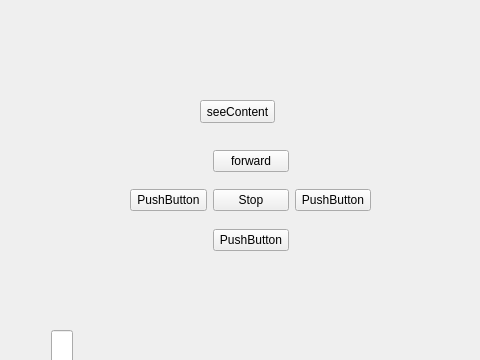
chatinEu/wifiBotV3, file mainwindow.ui: the form before one commit; both pictures show x 320 to 800 and y 0 to 360 of the 800 by 600 pixel window.
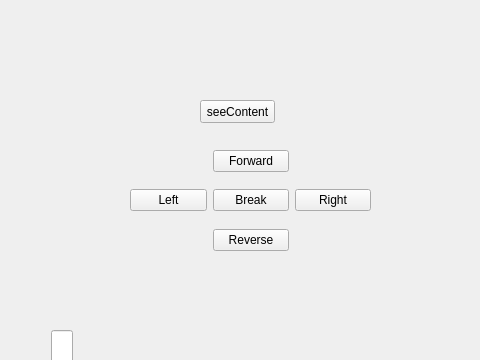
The form after the commit.

Commit message: renommage boutons

The edit to the form file:
```diff
--- a/mainwindow.ui
+++ b/mainwindow.ui
@@ -40,7 +40,7 @@
      <item>
       <widget class="QPushButton" name="BtnLeft">
        <property name="text">
-        <string>PushButton</string>
+        <string>Left</string>
        </property>
       </widget>
      </item>
@@ -49,7 +49,7 @@
        <item>
         <widget class="QPushButton" name="BtnForward">
          <property name="text">
-          <string>forward</string>
+          <string>Forward</string>
          </property>
         </widget>
        </item>
@@ -69,7 +69,7 @@
        <item>
         <widget class="QPushButton" name="BtnStop">
          <property name="text">
-          <string>Stop</string>
+          <string>Break</string>
          </property>
         </widget>
        </item>
@@ -89,7 +89,7 @@
        <item>
         <widget class="QPushButton" name="BtnReverse">
          <property name="text">
-          <string>PushButton</string>
+          <string>Reverse</string>
          </property>
         </widget>
        </item>
@@ -98,7 +98,7 @@
      <item>
       <widget class="QPushButton" name="BtnRight">
        <property name="text">
-        <string>PushButton</string>
+        <string>Right</string>
        </property>
       </widget>
      </item>
```
The commit also changes 3 other files.
